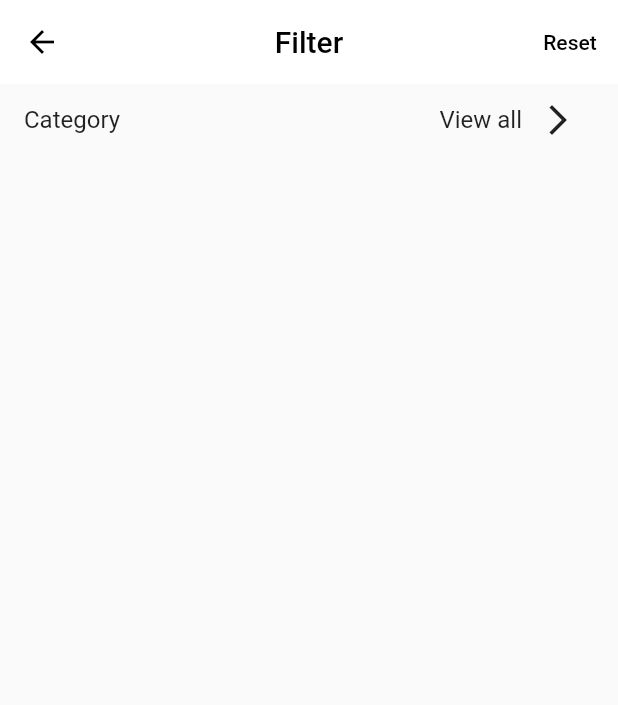
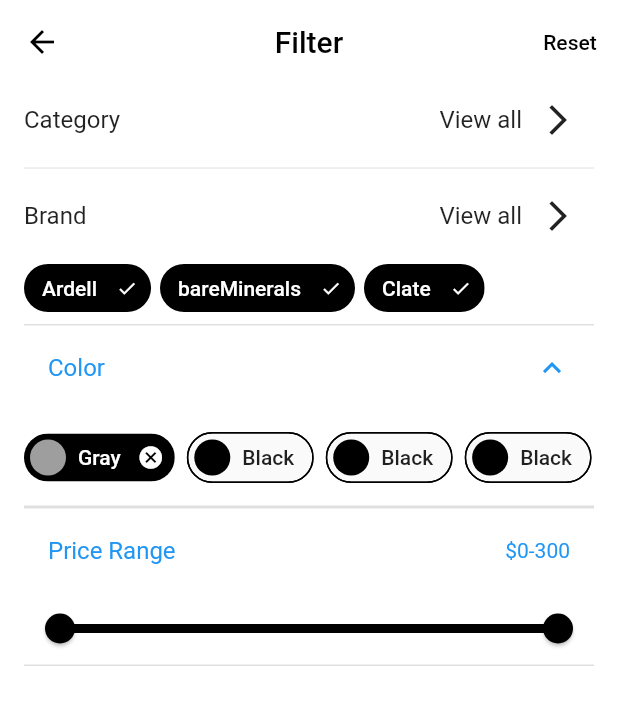
Before and after one commit to JAICHANGPARK/flutter_notebook_19th_story, a Flutter app: the ECommerceFilterPage screen opened directly, on a phone screen of 412 x 824 dp. Shown: the top 705 px of the screen. Run offline on Flutter 3.47's test engine with Material 2 defaults, Android fonts, the phone set to English and light mode, and no system bars; our stand-ins replace cached_network_image, flutter_riverpod, freezed_annotation, smooth_page_indicator, video_player; network calls fail.

Commit message:
Update e_commerce_filter_page.dart

```diff
--- a/lib/ep1114_e_commerce_filters_app/src/ui/e_commerce_filter_page.dart
+++ b/lib/ep1114_e_commerce_filters_app/src/ui/e_commerce_filter_page.dart
@@ -8,9 +8,12 @@ class ECommerceFilterPage extends StatefulWidget {
 }
 
 class _ECommerceFilterPageState extends State<ECommerceFilterPage> {
+  var _tmp = [false, false, false];
+
   @override
   Widget build(BuildContext context) {
     return Scaffold(
+      backgroundColor: Colors.white,
       appBar: AppBar(
         backgroundColor: Colors.white,
         foregroundColor: Colors.black,
@@ -30,6 +33,7 @@ class _ECommerceFilterPageState extends State<ECommerceFilterPage> {
       body: Padding(
         padding: const EdgeInsets.symmetric(horizontal: 16),
         child: Column(
+          crossAxisAlignment: CrossAxisAlignment.start,
           children: [
             Row(
               children: [
@@ -44,10 +48,166 @@ class _ECommerceFilterPageState extends State<ECommerceFilterPage> {
                 ),
                 IconButton(onPressed: () {}, icon: Icon(Icons.arrow_forward_ios))
               ],
-            )
+            ),
+            Divider(),
+            Row(
+              children: [
+                Text(
+                  "Brand",
+                  style: TextStyle(fontSize: 16),
+                ),
+                Spacer(),
+                Text(
+                  "View all",
+                  style: TextStyle(fontSize: 16),
+                ),
+                IconButton(onPressed: () {}, icon: Icon(Icons.arrow_forward_ios))
+              ],
+            ),
+            SizedBox(
+              child: Wrap(
+                direction: Axis.horizontal,
+                runSpacing: 6,
+                spacing: 6,
+                children: [
+                  InputChip(
+                    label: Text("Ardell"),
+                    labelStyle: TextStyle(
+                      color: Colors.white,
+                    ),
+                    backgroundColor: Colors.black,
+                    isEnabled: true,
+                    disabledColor: Colors.grey,
+                    selectedColor: Colors.black,
+                    deleteIcon: Icon(
+                      Icons.check,
+                      size: 14,
+                    ),
+                    deleteIconColor: Colors.white,
+                    onDeleted: () {
+                      print("onDeleted");
+                    },
+                    onSelected: (b) {
+                      print("onSelected");
+                      setState(() {});
+                    },
+                    selected: _tmp[0],
+                  ),
+                  InputChip(
+                    label: Text("bareMinerals"),
+                    labelStyle: TextStyle(
+                      color: Colors.white,
+                    ),
+                    backgroundColor: Colors.black,
+                    isEnabled: true,
+                    disabledColor: Colors.grey,
+                    selectedColor: Colors.black,
+                    deleteIcon: Icon(
+                      Icons.check,
+                      size: 14,
+                    ),
+                    deleteIconColor: Colors.white,
+                    onDeleted: () {
+                      print("delete");
+                    },
+                    onSelected: (b) {
+                      print("b");
+                      setState(() {});
+                    },
+                    selected: _tmp[1],
+                  ),
+                  InputChip(
+                    label: Text("Clate"),
+                    labelStyle: TextStyle(
+                      color: Colors.white,
+                    ),
+                    backgroundColor: Colors.black,
+                    isEnabled: true,
+                    disabledColor: Colors.grey,
+                    selectedColor: Colors.black,
+                    deleteIcon: Icon(
+                      Icons.check,
+                      size: 14,
+                    ),
+                    deleteIconColor: Colors.white,
+                    onDeleted: () {
+                      print("onDeleted");
+                    },
+                    onSelected: (b) {
+                      print("onSelected");
+                      setState(() {});
+                    },
+                    selected: _tmp[2],
+                  )
+                ],
+              ),
+            ),
+            ExpansionTile(
+              title: Text("Color"),
+              initiallyExpanded: true,
+              children: [
+                SizedBox(
+                  height: 64,
+                  child: ListView.builder(
+                      scrollDirection: Axis.horizontal,
+                      itemBuilder: (context, index) {
+                        if (index == 0) {
+                          return Padding(
+                            padding: const EdgeInsets.only(right: 8),
+                            child: InputChip(
+                              label: Text(
+                                "Gray",
+                              ),
+                              selectedColor: Colors.black,
+                              labelStyle: TextStyle(
+                                color: Colors.white,
+                              ),
+                              backgroundColor: Colors.black,
+                              avatar: CircleAvatar(
+                                backgroundColor: Colors.grey,
+                              ),
+                              onSelected: (s) {},
+                              onDeleted: () {},
+                              deleteIconColor: Colors.white,
+                            ),
+                          );
+                        }
+                        return Padding(
+                          padding: const EdgeInsets.only(right: 8),
+                          child: ChoiceChip(
+                            label: Text("Black"),
+                            selected: false,
+                            avatar: CircleAvatar(
+                              backgroundColor: Colors.black,
+                            ),
+                            shape: StadiumBorder(side: BorderSide()),
+                            backgroundColor: Colors.transparent,
+                            onSelected: (b) {},
+                          ),
+                        );
+                      }),
+                ),
+              ],
+            ),
+            ExpansionTile(
+              title: Text("Price Range"),
+              trailing: Text("\$${rangeValue.start.toStringAsFixed(0)}-${rangeValue.end.toStringAsFixed(0)}"),
+              initiallyExpanded: true,
+              children: [RangeSlider(
+                  activeColor: Colors.black,
+                  inactiveColor: Colors.grey,
+                  min: 0, max: 300, values: rangeValue, onChanged: (s) {
+                setState((){
+                  rangeValue = s;
+                });
+
+              })],
+            ),
           ],
         ),
       ),
     );
   }
+
+  RangeValues rangeValue = RangeValues(0.0, 300);
 }
```
